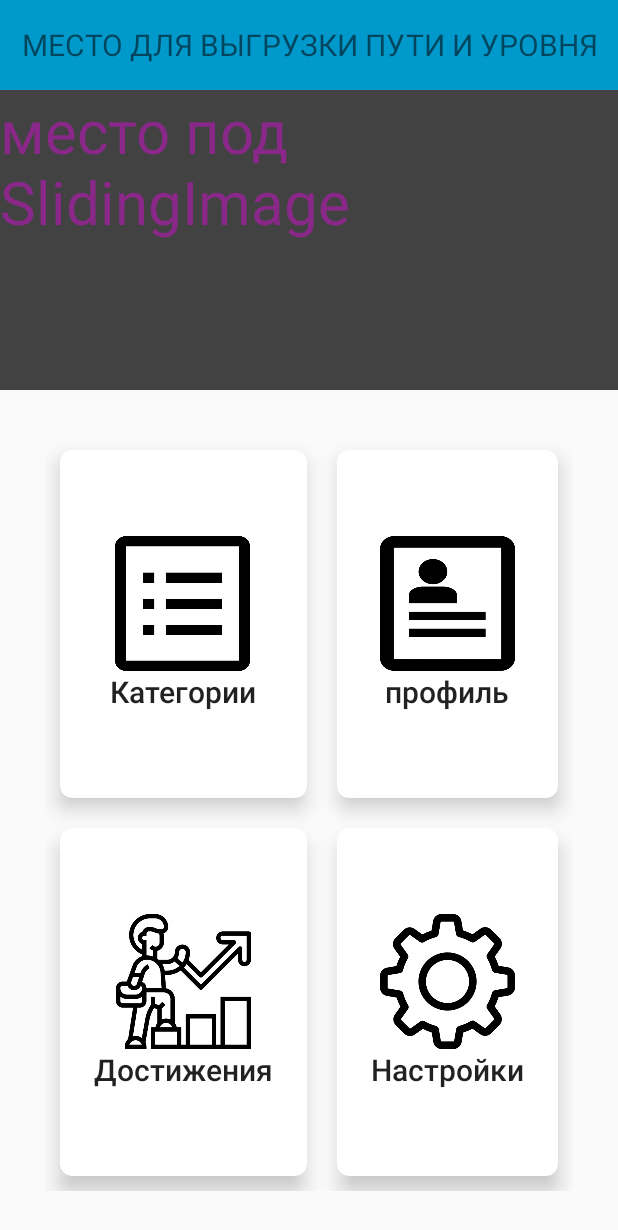
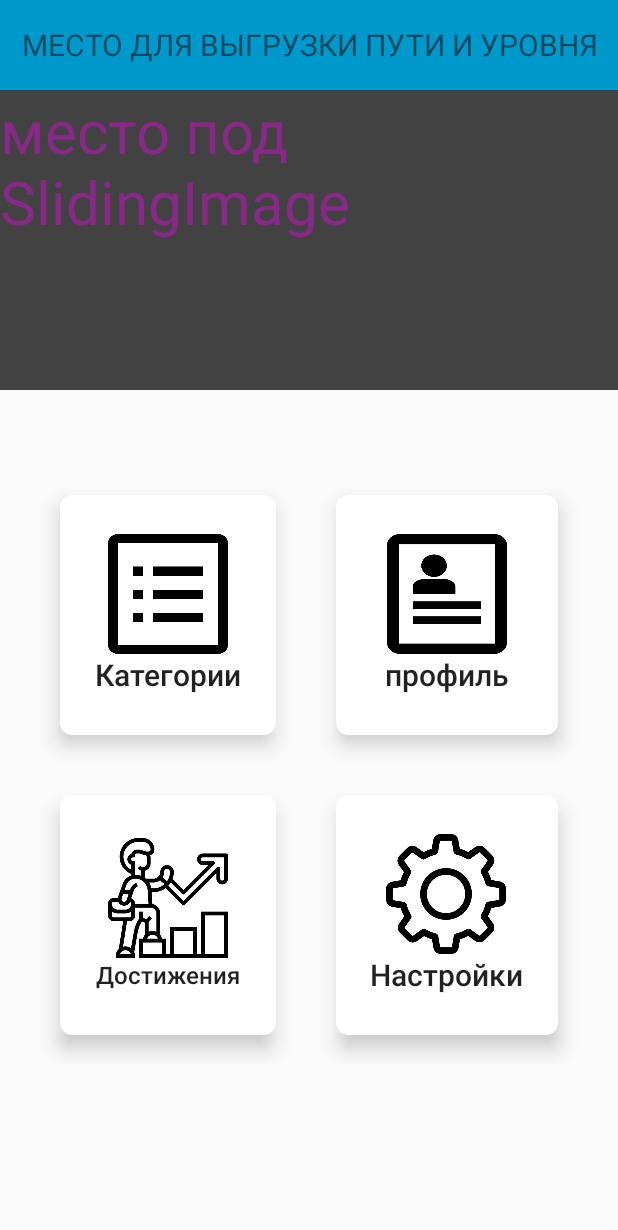
Before and after one commit to TWaster/TouristNotes, an Android app: the screen it shows after launch (MainActivity), on a phone screen of 412 x 824 dp. Shown: the top 1230 px of the screen. Run offline under Robolectric (Android 15) with nearby library versions, the phone set to English and light mode, and no system bars.

Commit message:
выгрузка окно входа (login_window), выгрузка часичных наработок activity объекта (object),

```diff
--- a/app/src/main/AndroidManifest.xml
+++ b/app/src/main/AndroidManifest.xml
@@ -15,6 +15,12 @@
         android:theme="@style/AppTheme"
         android:usesCleartextTraffic="true"
         tools:targetApi="m">
+        <activity
+            android:name=".LoginWindow"
+            android:exported="true" />
+        <activity
+            android:name=".ObjectActivity"
+            android:exported="true" />
         <activity
             android:name=".UserProfile"
             android:exported="true" />
--- a/app/src/main/res/layout/activity_main.xml
+++ b/app/src/main/res/layout/activity_main.xml
@@ -107,7 +107,7 @@
 
     <GridLayout
         android:layout_width="match_parent"
-        android:layout_height="0dp"
+        android:layout_height="400dp"
         app:layout_constraintBottom_toBottomOf="parent"
         app:layout_constraintEnd_toEndOf="parent"
         app:layout_constraintHorizontal_bias="0.0"
@@ -116,7 +116,9 @@
         app:layout_constraintVertical_bias="0.0"
         android:columnCount="2"
         android:rowCount="2"
-        android:layout_margin="30dp">
+        android:layout_marginTop="50dp"
+        android:layout_marginLeft="20dp"
+        android:layout_marginRight="20dp">
 
         <androidx.cardview.widget.CardView
             android:layout_width="wrap_content"
@@ -126,7 +128,7 @@
             android:layout_rowWeight="1"
             android:layout_columnWeight="1"
             android:layout_gravity="fill"
-            android:layout_margin="10dp"
+            android:layout_margin="20dp"
             app:cardCornerRadius="8dp"
             app:cardElevation="8dp">
 
@@ -140,8 +142,8 @@
                 <ImageButton
                     android:id="@+id/category"
                     android:onClick="onClick"
-                    android:layout_width="90dp"
-                    android:layout_height="90dp"
+                    android:layout_width="80dp"
+                    android:layout_height="80dp"
                     android:foreground="@drawable/category"
                     android:background="@color/design_default_color_surface"/>
 
@@ -165,7 +167,7 @@
             android:layout_rowWeight="1"
             android:layout_columnWeight="1"
             android:layout_gravity="fill"
-            android:layout_margin="10dp"
+            android:layout_margin="20dp"
             app:cardCornerRadius="8dp"
             app:cardElevation="8dp">
 
@@ -179,8 +181,8 @@
                 <ImageButton
                     android:id="@+id/profile"
                     android:onClick="onClick"
-                    android:layout_width="90dp"
-                    android:layout_height="90dp"
+                    android:layout_width="80dp"
+                    android:layout_height="80dp"
                     android:foreground="@drawable/profile"
                     android:background="@color/design_default_color_surface"/>
 
@@ -204,7 +206,7 @@
             android:layout_rowWeight="1"
             android:layout_columnWeight="1"
             android:layout_gravity="fill"
-            android:layout_margin="10dp"
+            android:layout_margin="20dp"
             app:cardCornerRadius="8dp"
             app:cardElevation="8dp">
 
@@ -217,8 +219,8 @@
 
                 <ImageButton
                     android:id="@+id/achievments"
-                    android:layout_width="90dp"
-                    android:layout_height="90dp"
+                    android:layout_width="80dp"
+                    android:layout_height="80dp"
                     android:foreground="@drawable/promote"
                     android:background="@color/design_default_color_surface"/>
 
@@ -226,6 +228,7 @@
                     android:layout_width="wrap_content"
                     android:layout_height="wrap_content"
                     android:text="Достижения"
+                    android:textSize="16dp"
                     style="@style/TextAppearance.AppCompat.Title"/>
 
 
@@ -242,7 +245,7 @@
             android:layout_rowWeight="1"
             android:layout_columnWeight="1"
             android:layout_gravity="fill"
-            android:layout_margin="10dp"
+            android:layout_margin="20dp"
             app:cardCornerRadius="8dp"
             app:cardElevation="8dp">
 
@@ -256,8 +259,8 @@
                 <ImageButton
                     android:id="@+id/button_settings"
                     android:onClick="onClick"
-                    android:layout_width="90dp"
-                    android:layout_height="90dp"
+                    android:layout_width="80dp"
+                    android:layout_height="80dp"
                     android:foreground="@drawable/settings"
                     android:background="@color/design_default_color_surface"/>
 
@@ -265,7 +268,8 @@
                     android:layout_width="wrap_content"
                     android:layout_height="wrap_content"
                     android:text="Настройки"
-                    style="@style/TextAppearance.AppCompat.Title"/>
+                    style="@style/TextAppearance.AppCompat.Title"
+                    />
 
 
             </LinearLayout>
```
Also changed, not shown: app/src/main/java/com/example/touristnotes/LoginWindow.java (added, +14 -0 lines), app/src/main/java/com/example/touristnotes/ObjectActivity.java (added, +18 -0 lines), app/src/main/res/layout/login_window.xml (added, +65 -0 lines), app/src/main/res/layout/object.xml (added, +80 -0 lines).
